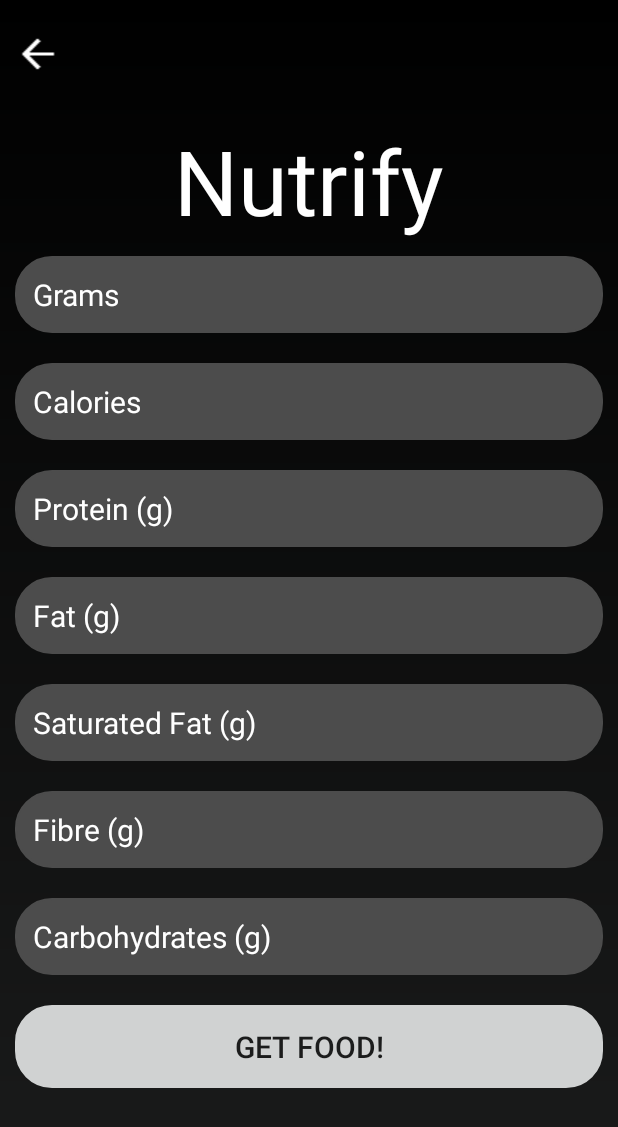
After one commit to yashpatolia/nutrify, an Android app built with Jetpack Compose: the layout macros.xml on its own in the app's theme, with its tools: preview values and no code run, on a phone screen of 412 x 824 dp. The commit adds this screen. Shown: the top 1127 px of the screen. Run offline under Robolectric (Android 15) with nearby library versions, the phone set to English and light mode, and no system bars.

Commit message:
Working on edit page, issues with model

```diff
--- a/code/app/build.gradle
+++ b/code/app/build.gradle
@@ -62,5 +62,6 @@ dependencies {
     debugImplementation libs.androidx.ui.tooling
     debugImplementation libs.androidx.ui.test.manifest
     implementation libs.pmml.evaluator.metro
+    implementation libs.onnxruntime.mobile
     implementation libs.guava
 }
--- a/code/app/src/main/java/com/example/nutrify/account/AccountDatabase.java
+++ b/code/app/src/main/java/com/example/nutrify/account/AccountDatabase.java
@@ -1,6 +1,5 @@
 package com.example.nutrify.account;
 
-import android.util.Log;
 
 import java.io.BufferedReader;
 import java.io.FileReader;
@@ -18,7 +17,6 @@ public class AccountDatabase {
     }
 
     private String retrieve(String attribute, int column){
-    //    Log.i("Retrieve", "Retrieving " + attribute + " from " + filePath );
         BufferedReader reader = null;
         String line = "";
         try{
--- a/code/app/src/main/java/com/example/nutrify/expert/Model.java
+++ b/code/app/src/main/java/com/example/nutrify/expert/Model.java
@@ -13,16 +13,16 @@ public class Model implements Expert{
 
     private Evaluator evaluator;
 
-    public Model() {
+    public Model(String modelPath) {
         try{
             this.evaluator = new LoadingModelEvaluatorBuilder()
-                    .load(new File("./src/main/java/com/example/nutrify/expert/nutrify.pmml"))
+                    .load(new File(modelPath))
                     .build();
 
             evaluator.verify();
         } catch (Exception e) {
             evaluator  = null;
-            System.out.println("Error has occurred loading in pmml model");
+            System.out.println("Error has occurred loading in pmml model" + e);
         }
 
     }
--- /dev/null
+++ b/code/app/src/main/res/layout/macros.xml
@@ -0,0 +1,156 @@
+<?xml version="1.0" encoding="utf-8"?>
+<RelativeLayout
+    xmlns:android="http://schemas.android.com/apk/res/android"
+    xmlns:tools="http://schemas.android.com/tools"
+    android:orientation="vertical"
+    android:layout_width="match_parent"
+    android:layout_height="match_parent"
+    android:background="@drawable/login_page"
+    tools:context=".MainActivity">
+
+    <LinearLayout
+        android:layout_width="match_parent"
+        android:layout_height="wrap_content"
+        android:orientation="vertical">
+
+        <ImageView
+            android:layout_marginTop="20dp"
+            android:layout_width="50dp"
+            android:layout_height="wrap_content"
+            android:contentDescription="arrow"
+            android:gravity="start"
+            android:src="@drawable/arrow"
+            android:tint="@color/white"
+            android:id="@+id/back_arrow"/>
+
+        <TextView
+            android:layout_width="match_parent"
+            android:layout_height="wrap_content"
+            android:layout_marginTop="28dp"
+            android:text="Nutrify"
+            android:textColor="@color/white"
+            android:textSize="60dp"
+            android:gravity="center"/>
+
+
+
+        <EditText
+            android:layout_width="match_parent"
+            android:layout_height="wrap_content"
+            android:hint="Grams"
+            android:textColor="@color/white"
+            android:textColorHint="@color/white"
+            android:textSize="20sp"
+            android:background="@drawable/rounded_corner"
+            android:padding="12dp"
+            android:inputType="text"
+            android:id="@+id/gram_input"
+            android:backgroundTint="#4c4c4c"
+            android:layout_margin="10dp"/>
+
+        <EditText
+            android:layout_width="match_parent"
+            android:layout_height="wrap_content"
+            android:hint="Calories"
+            android:textColor="@color/white"
+            android:textColorHint="@color/white"
+            android:textSize="20sp"
+            android:background="@drawable/rounded_corner"
+            android:padding="12dp"
+            android:inputType="text"
+            android:id="@+id/calorie_input"
+            android:backgroundTint="#4c4c4c"
+            android:layout_margin="10dp"/>
+
+        <EditText
+            android:layout_width="match_parent"
+            android:layout_height="wrap_content"
+            android:hint="Protein (g)"
+            android:textColor="@color/white"
+            android:textColorHint="@color/white"
+            android:textSize="20sp"
+            android:background="@drawable/rounded_corner"
+            android:padding="12dp"
+            android:inputType="text"
+            android:id="@+id/protein_input"
+            android:backgroundTint="#4c4c4c"
+            android:layout_margin="10dp"/>
+
+        <EditText
+            android:layout_width="match_parent"
+            android:layout_height="wrap_content"
+            android:hint="Fat (g)"
+            android:layout_marginTop="16dp"
+            android:textColor="@color/white"
+            android:textColorHint="@color/white"
+            android:textSize="20sp"
+            android:background="@drawable/rounded_corner"
+            android:padding="12dp"
+            android:inputType="text"
+            android:id="@+id/fat_input"
+            android:backgroundTint="#4c4c4c"
+            android:layout_margin="10dp"/>
+
+        <EditText
+            android:layout_width="match_parent"
+            android:layout_height="wrap_content"
+            android:hint="Saturated Fat (g)"
+            android:layout_marginTop="14dp"
+            android:textColor="@color/white"
+            android:textColorHint="@color/white"
+            android:textSize="20sp"
+            android:background="@drawable/rounded_corner"
+            android:padding="12dp"
+            android:inputType="text"
+            android:id="@+id/sat_input"
+            android:backgroundTint="#4c4c4c"
+            android:layout_margin="10dp"/>
+
+        <EditText
+            android:layout_width="match_parent"
+            android:layout_height="wrap_content"
+            android:hint="Fibre (g)"
+            android:layout_marginTop="16dp"
+            android:textColor="@color/white"
+            android:textColorHint="@color/white"
+            android:textSize="20sp"
+            android:background="@drawable/rounded_corner"
+            android:padding="12dp"
+            android:inputType="text"
+            android:id="@+id/fibre_input"
+            android:backgroundTint="#4c4c4c"
+            android:layout_margin="10dp"/>
+
+        <EditText
+            android:layout_width="match_parent"
+            android:layout_height="wrap_content"
+            android:hint="Carbohydrates (g)"
+            android:layout_marginTop="16dp"
+            android:textColor="@color/white"
+            android:textColorHint="@color/white"
+            android:textSize="20sp"
+            android:background="@drawable/rounded_corner"
+            android:padding="12dp"
+            android:inputType="text"
+            android:id="@+id/carbs_input"
+            android:backgroundTint="#4c4c4c"
+            android:layout_margin="10dp"/>
+
+
+
+
+        <Button
+            android:layout_width="match_parent"
+            android:layout_height="wrap_content"
+            android:text="Get food!"
+            android:textColor="#1b1c1c"
+            android:backgroundTint="#d0d2d2"
+            android:padding="14dp"
+            android:layout_marginTop="18dp"
+            android:textSize="20sp"
+            android:id="@+id/get_food"
+            android:layout_margin="10dp"
+            android:background="@drawable/rounded_corner"/>
+    </LinearLayout>
+
+</RelativeLayout>
--- a/code/gradle.properties
+++ b/code/gradle.properties
@@ -15,6 +15,7 @@ org.gradle.jvmargs=-Xmx2048m -Dfile.encoding=UTF-8
 # Android operating system, and which are packaged with your app's APK
 # https://developer.android.com/topic/libraries/support-library/androidx-rn
 android.useAndroidX=true
+
 # Kotlin code style for this project: "official" or "obsolete":
 kotlin.code.style=official
 # Enables namespacing of each library's R class so that its R class includes only the
--- a/code/gradle/libs.versions.toml
+++ b/code/gradle/libs.versions.toml
@@ -1,6 +1,8 @@
 [versions]
 agp = "8.9.1"
 guava = "33.4.0-android"
+jaxbApi = "2.3.1"
+jaxbRuntime = "4.0.5"
 kotlin = "2.0.21"
 coreKtx = "1.10.1"
 junit = "4.13.2"
@@ -9,7 +11,9 @@ espressoCore = "3.5.1"
 lifecycleRuntimeKtx = "2.6.1"
 activityCompose = "1.8.0"
 composeBom = "2024.09.00"
+onnxruntimeMobile = "1.12.0"
 pmmlEvaluatorMetro = "1.7.2"
+
 
 [libraries]
 androidx-core-ktx = { group = "androidx.core", name = "core-ktx", version.ref = "coreKtx" }
@@ -27,7 +31,9 @@ androidx-ui-tooling-preview = { group = "androidx.compose.ui", name = "ui-toolin
 androidx-ui-test-manifest = { group = "androidx.compose.ui", name = "ui-test-manifest" }
 androidx-ui-test-junit4 = { group = "androidx.compose.ui", name = "ui-test-junit4" }
 androidx-material3 = { group = "androidx.compose.material3", name = "material3" }
+onnxruntime-mobile = { module = "com.microsoft.onnxruntime:onnxruntime-mobile", version.ref = "onnxruntimeMobile" }
 pmml-evaluator-metro = { module = "org.jpmml:pmml-evaluator-metro", version.ref = "pmmlEvaluatorMetro" }
+
 
 [plugins]
 android-application = { id = "com.android.application", version.ref = "agp" }
```
Also changed, not shown: code/app/src/main/java/com/example/nutrify/MainActivity.kt (+71 -3 lines), code/app/src/main/res/layout/edit_account.xml (added, +127 -0 lines), code/app/src/main/res/layout/home.xml (+16 -0 lines), 6 other files.
